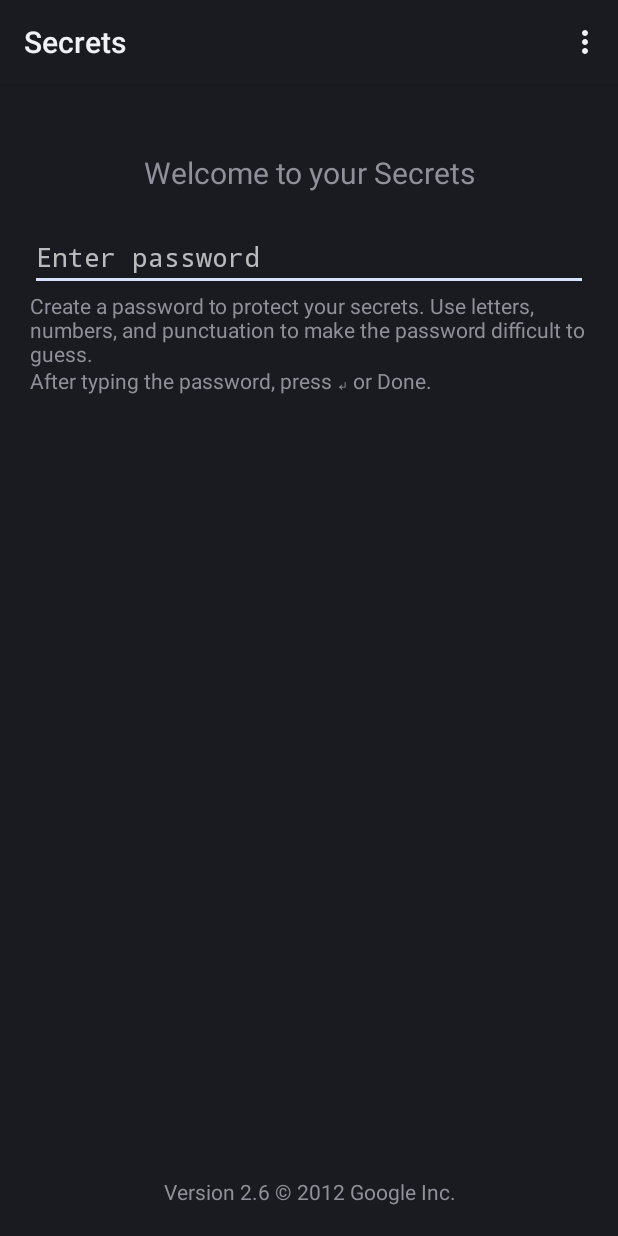
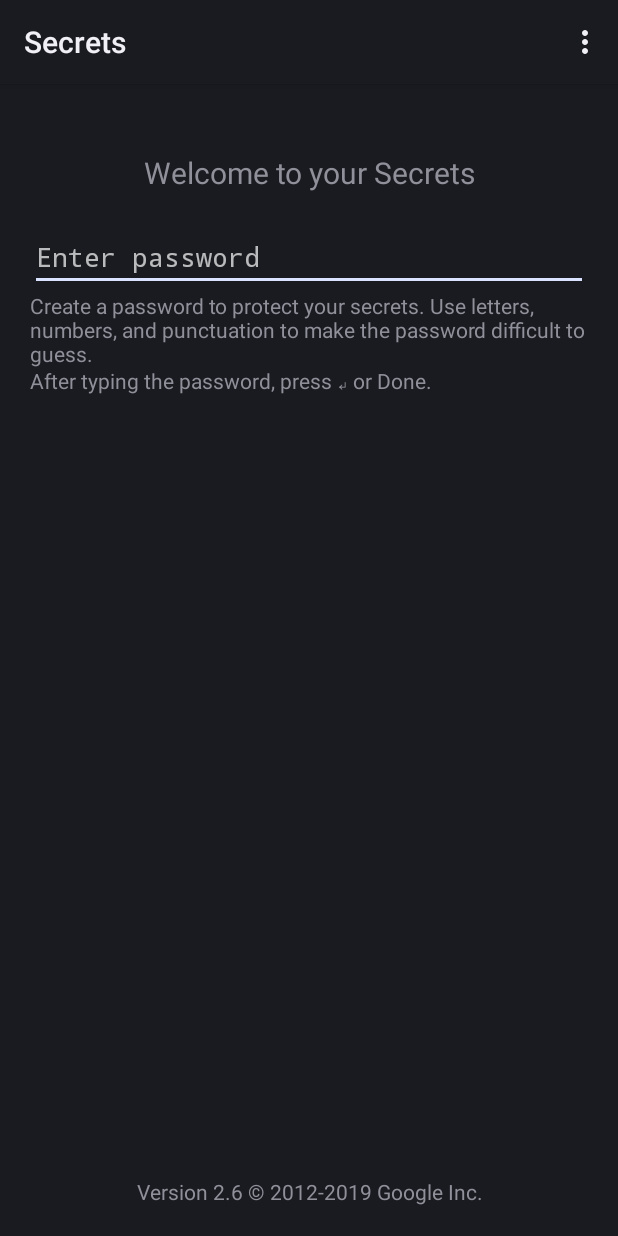
Before and after one commit to rogerta/secrets-for-android, an Android app: the screen it shows after launch (LoginActivity), on a phone screen of 412 x 824 dp. Run offline under Robolectric (Android 15) with nearby library versions, the phone set to English and light mode, and no system bars.

Commit message:
Update copyright year

```diff
--- a/app/src/main/res/values/strings.xml
+++ b/app/src/main/res/values/strings.xml
@@ -28,7 +28,7 @@ limitations under the License.
 
 <!-- Whenever the version changes here, it must also be changed in
      the androidmanifest.xml file -->
-<string name="copyright">Version 2.6 &#169; 2012 Google Inc.</string>
+<string name="copyright">Version 2.6 &#169; 2012-2019 Google Inc.</string>
 
 <string name="invalid_password">Oops! The password is invalid, please try again.</string>
 <string name="no_password">&lt; No PIN &gt;</string>
```
Also changed, not shown: 9 other files.
